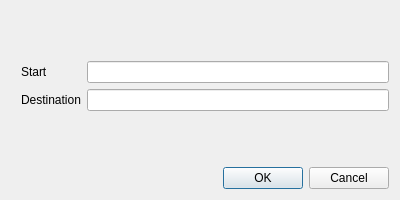
Qt form Streetplanner/wayfinder.ui (Rexphel/Praktikum-Programmiersprachen) before a commit.
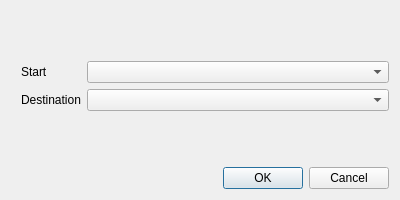
The same form after that commit.

```diff
--- a/Streetplanner/wayfinder.ui
+++ b/Streetplanner/wayfinder.ui
@@ -26,9 +26,6 @@
        </property>
       </widget>
      </item>
-     <item row="1" column="1">
-      <widget class="QLineEdit" name="startLineEdit"/>
-     </item>
      <item row="2" column="0">
       <widget class="QLabel" name="destinationLabel">
        <property name="text">
@@ -46,9 +43,6 @@
        </property>
       </widget>
      </item>
-     <item row="2" column="1">
-      <widget class="QLineEdit" name="destinationLineEdit"/>
-     </item>
      <item row="3" column="1">
       <spacer name="verticalSpacer">
        <property name="orientation">
@@ -75,6 +69,12 @@
        </property>
       </spacer>
      </item>
+     <item row="1" column="1">
+      <widget class="QComboBox" name="startBox"/>
+     </item>
+     <item row="2" column="1">
+      <widget class="QComboBox" name="destinationBox"/>
+     </item>
     </layout>
    </item>
   </layout>
```
Left out of the diff: 4 changed lines with no effect on the pictures.
